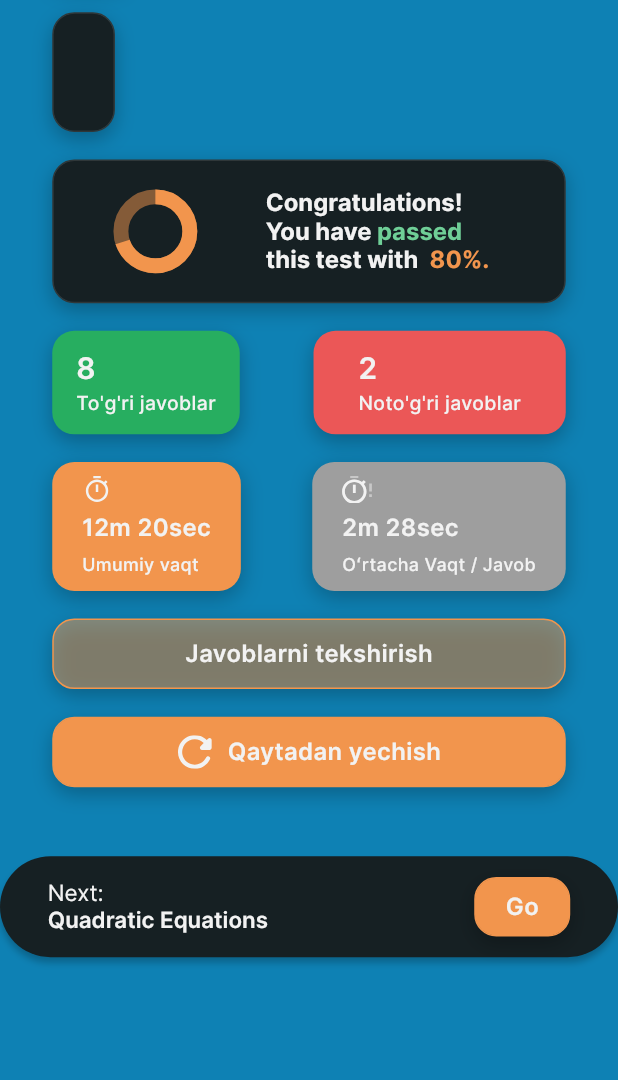
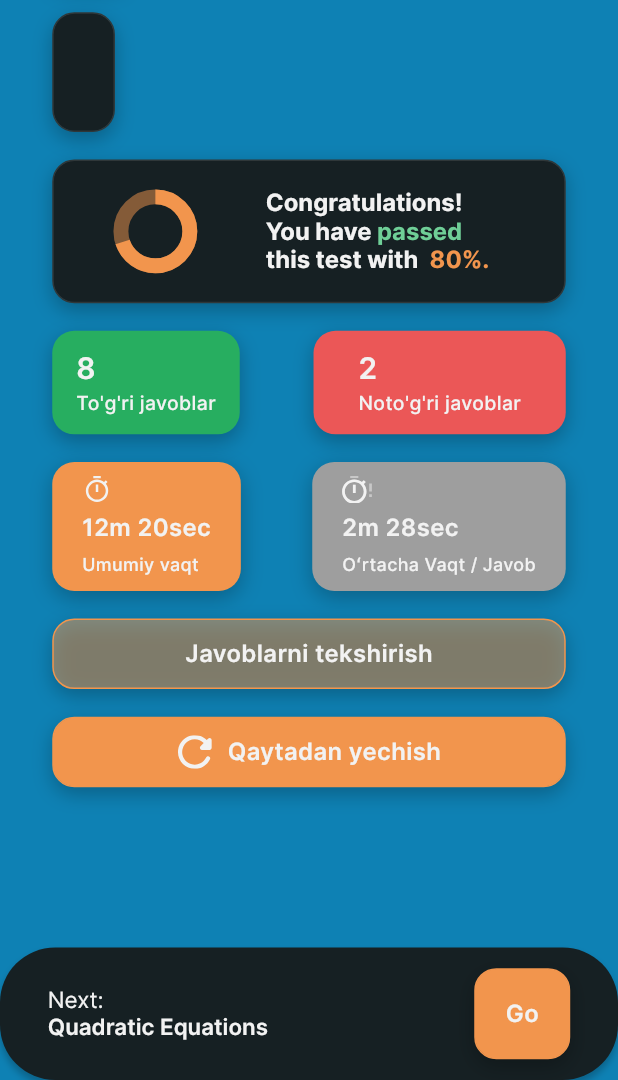
Before and after one commit to Yorq1nnur/my_quiz_app, a Flutter app: the ResultScreen screen opened directly with empty values, on a phone screen of 412 x 824 dp, the part 156-1236 px from its top. Run offline on Flutter 3.47's test engine with Material 3 defaults, Android fonts, the phone set to English and light mode, and no system bars; drawn by our look-alikes of zoom_tap_animation; our stand-ins replace flutter_screenutil, flutter_svg, lottie; project files that could hold a hidden picture were left out.

Commit message:
First ResultScreen

```diff
--- a/lib/screens/result_screen/result_screen.dart
+++ b/lib/screens/result_screen/result_screen.dart
@@ -1,3 +1,4 @@
+import 'package:flutter/cupertino.dart';
 import 'package:flutter/material.dart';
 import 'package:flutter/services.dart';
 import 'package:flutter_screenutil/flutter_screenutil.dart';
@@ -244,10 +245,9 @@ class _ResultScreenState extends State<ResultScreen> {
                 ],
               ),
             ),
-            SizedBox(
-              height: 30.h,
-            ),
-            Container(
+            const Spacer(),
+            Expanded(
+              child: Container(
                 padding: EdgeInsets.symmetric(
                   vertical: 15.h,
                   horizontal: 32.w,
@@ -336,6 +336,7 @@ class _ResultScreenState extends State<ResultScreen> {
                   ],
                 ),
               ),
+            ),
           ],
         ),
       ),
```
Lines whose indentation alone changed are shown as unchanged.
